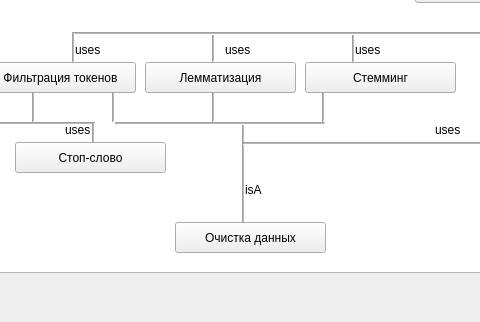
Daizman/ClTes, file ui/OntoWindow.ui: the form before one commit; both pictures show x 185 to 665 and y 278 to 600 of the 1079 by 600 pixel window.
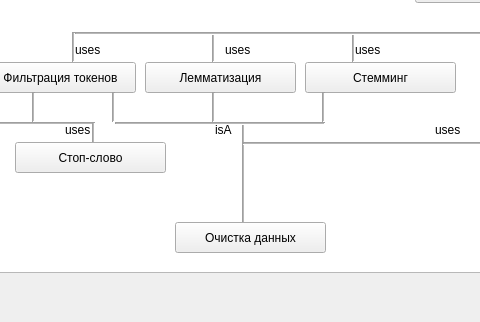
The form after the commit.

Commit message: Основа интерфейса окна онтлогии

The edit to the form file:
```diff
--- a/ui/OntoWindow.ui
+++ b/ui/OntoWindow.ui
@@ -806,8 +806,8 @@
    <widget class="QLabel" name="LbClearIs">
     <property name="geometry">
      <rect>
-      <x>430</x>
-      <y>460</y>
+      <x>400</x>
+      <y>400</y>
       <width>21</width>
       <height>16</height>
      </rect>
```
The commit also changes 3 other files.
